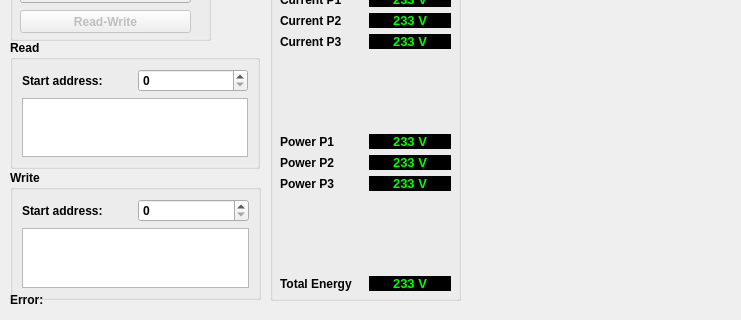
hancse/powermeter, file src/modbusframe.ui: the form before one commit; both pictures show x 0 to 741 and y 280 to 600 of the 1000 by 600 pixel window.
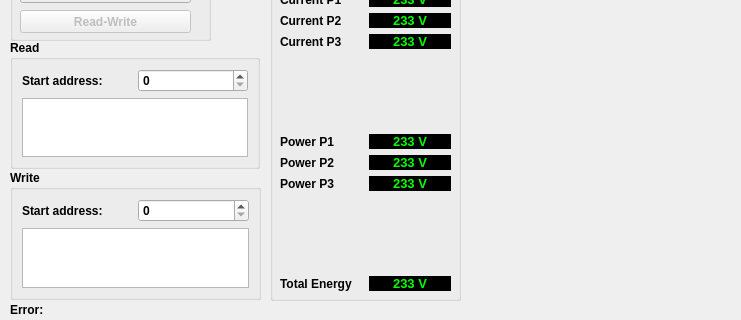
The form after the commit.

Commit message: ModbusFrame: connectRTU added argument PortParameters same for connectTCP added getter and setter for Serial port parameters to and from SerialDialog object in DeifModbus MainWindow: added initialization of serial port settings

```diff
--- a/src/modbusframe.ui
+++ b/src/modbusframe.ui
@@ -26,11 +26,14 @@
    <property name="geometry">
     <rect>
      <x>10</x>
-     <y>570</y>
+     <y>580</y>
      <width>581</width>
      <height>20</height>
     </rect>
    </property>
+   <property name="frameShape">
+    <enum>QFrame::NoFrame</enum>
+   </property>
    <property name="text">
     <string>Error:</string>
    </property>
```
The commit also changes 3 other files.
